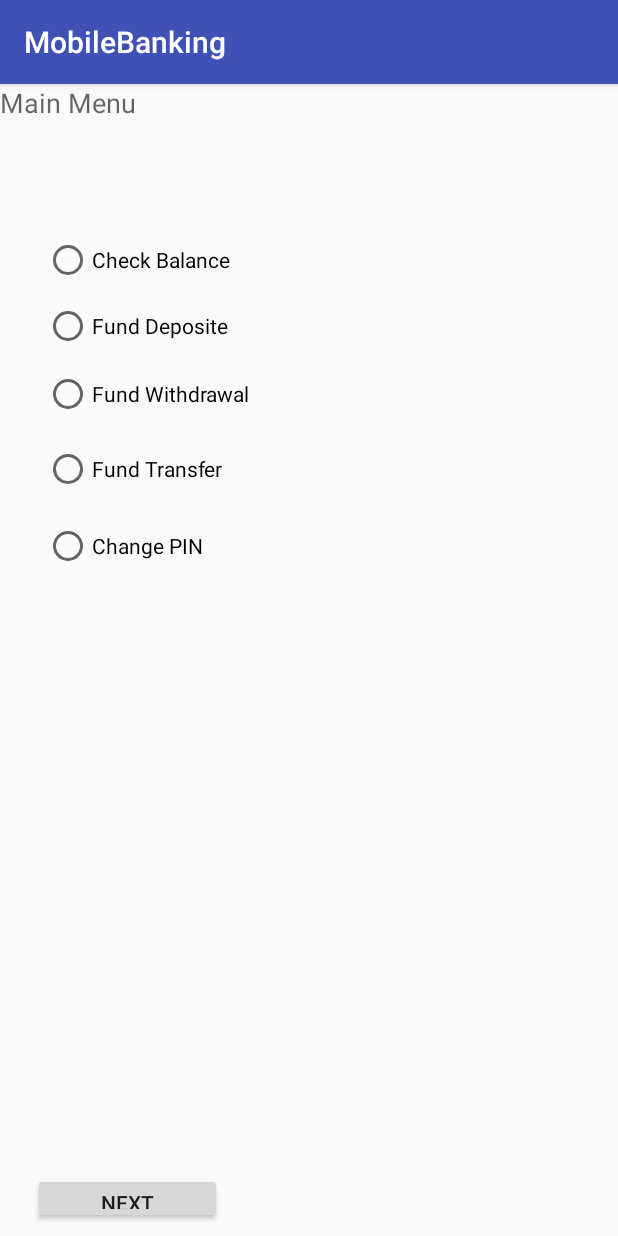
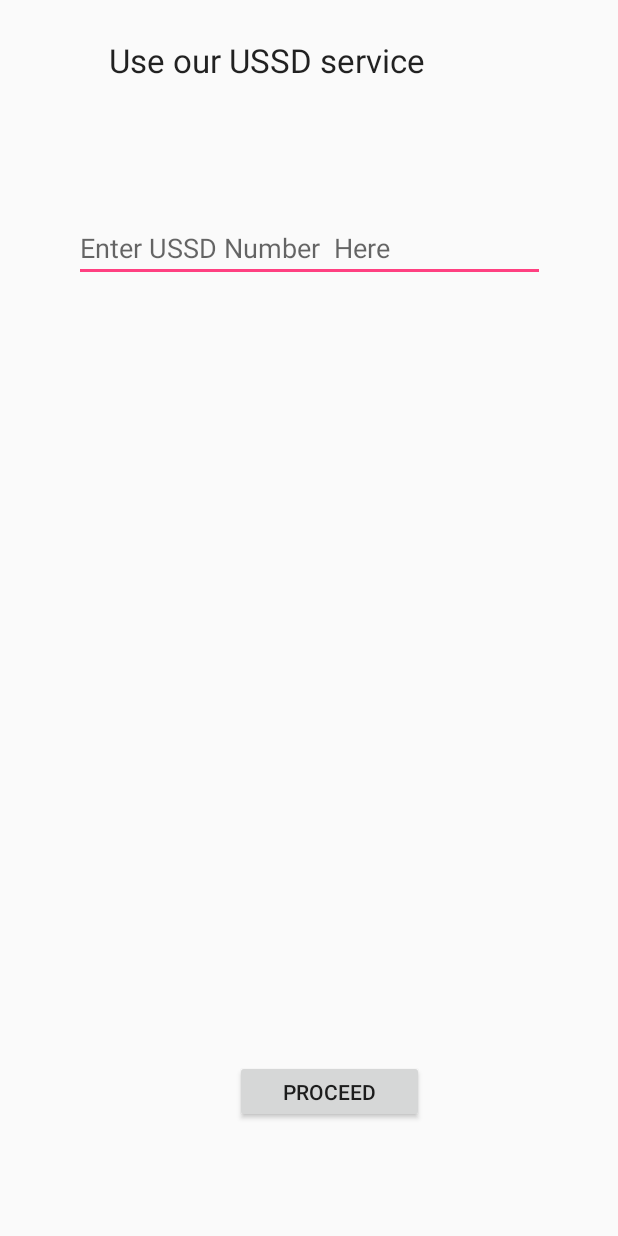
Before and after one commit to nahomwosenu/Mobile-Banking-Android-, an Android app: the screen it shows after launch (USSDMenu before the commit, USSDActivity after it), after a tap on "USSD Service", on a phone screen of 412 x 824 dp. Run offline under Robolectric (Android 15) with nearby library versions, the phone set to English and light mode, and no system bars.

Commit message:
Last commit

```diff
--- a/app/src/main/java/g4it/finalproject/mobilebanking/CheckBalance.java
+++ b/app/src/main/java/g4it/finalproject/mobilebanking/CheckBalance.java
@@ -7,6 +7,7 @@ import android.content.IntentFilter;
 import android.os.Bundle;
 import android.support.design.widget.FloatingActionButton;
 import android.support.design.widget.Snackbar;
+import android.support.v7.app.AlertDialog;
 import android.support.v7.app.AppCompatActivity;
 import android.support.v7.widget.Toolbar;
 import android.util.Log;
@@ -82,7 +83,10 @@ public class CheckBalance extends AppCompatActivity {
                   double amount=Double.parseDouble(result[1]);
 
                   view.setText("Your current balance is: "+amount);
-
+                  AlertDialog.Builder dialog=new AlertDialog.Builder(CheckBalance.this);
+                  dialog.setTitle("Balance Report");
+                  dialog.setMessage("Your current balance is: "+s);
+                  dialog.show();
               }
               else view.setText("Your balance couldn't be retrieved please check internet conectivity, \n"+s);
             }
--- a/app/src/main/java/g4it/finalproject/mobilebanking/FundTransfer.java
+++ b/app/src/main/java/g4it/finalproject/mobilebanking/FundTransfer.java
@@ -14,6 +14,7 @@ import android.support.v4.app.NotificationCompat;
 import android.support.v4.app.NotificationManagerCompat;
 import android.support.v7.app.AppCompatActivity;
 import android.support.v7.widget.Toolbar;
+import android.util.Log;
 import android.view.View;
 import android.widget.Button;
 import android.widget.EditText;
@@ -109,6 +110,7 @@ public class FundTransfer extends AppCompatActivity {
                     dialog.show();
                 }
                 else if(s.contains("error")){
+                    Log.d("APP","Returned: "+s);
                     Toast.makeText(FundTransfer.this,s,Toast.LENGTH_LONG).show();
                 }
                 else if(s.contains("true")){
--- a/app/src/main/java/g4it/finalproject/mobilebanking/MenuActivity.java
+++ b/app/src/main/java/g4it/finalproject/mobilebanking/MenuActivity.java
@@ -18,7 +18,7 @@ public class MenuActivity extends AppCompatActivity {
         btnUSSD.setOnClickListener(
                 new Button.OnClickListener() {
                     public void onClick(View view) {
-                        Intent intent = new Intent(MenuActivity.this, USSDMenu.class);
+                        Intent intent = new Intent(MenuActivity.this, USSDActivity.class);
                         startActivity(intent);
                         finish();
                     }
@@ -57,6 +57,6 @@ public class MenuActivity extends AppCompatActivity {
                     }
                 }
         );
-
+        dialog.show();
     }
 }
--- a/app/src/main/java/g4it/finalproject/mobilebanking/USSD.java
+++ b/app/src/main/java/g4it/finalproject/mobilebanking/USSD.java
@@ -8,7 +8,7 @@ public class USSD {
     static final String OPTION_WITHDRAW="3";
     static final String OPTION_TRANSFER="1";
     static final String OPTION_CHANGE_PIN="5";
-    static final String SERVER="http://10.0.3.2/mobilebanking";
+    static final String SERVER="http://192.168.43.254/mobilebanking";
     static Uri ussdToCallableUri(String ussd) {
         String uriString = "";
         if(!ussd.startsWith("tel:"))
--- a/app/src/main/java/g4it/finalproject/mobilebanking/USSDActivity.java
+++ b/app/src/main/java/g4it/finalproject/mobilebanking/USSDActivity.java
@@ -2,12 +2,35 @@ package g4it.finalproject.mobilebanking;
 
 import android.support.v7.app.AppCompatActivity;
 import android.os.Bundle;
+import android.view.View;
+import android.widget.*;
+import android.net.Uri;
+import android.content.Intent;
+public class USSDActivity extends AppCompatActivity {
 
-public class USSDActivity extends AppCompatActivity {
+    EditText etUSSD;
+    Button btnProceed;
 
     @Override
     protected void onCreate(Bundle savedInstanceState) {
         super.onCreate(savedInstanceState);
         setContentView(R.layout.activity_ussd);
+        etUSSD=(EditText)findViewById(R.id.etUSSD);
+        btnProceed=(Button)findViewById(R.id.btnProceed);
+        btnProceed.setOnClickListener(
+                new View.OnClickListener() {
+                    @Override
+                    public void onClick(View v) {
+                        String ussd=etUSSD.getText().toString();
+                        callUSSD(ussd);
+                    }
+                }
+        );
+    }
+    public void callUSSD(String number){
+        Uri uri=USSD.ussdToCallableUri(number);
+        Intent intent=new Intent(Intent.ACTION_CALL,uri);
+        startActivity(intent);
+
     }
 }
--- a/app/src/main/java/g4it/finalproject/mobilebanking/USSDMenu.java
+++ b/app/src/main/java/g4it/finalproject/mobilebanking/USSDMenu.java
@@ -52,4 +52,9 @@ public class USSDMenu extends AppCompatActivity {
         );
 
     }
+    @Override
+    public void onBackPressed(){
+        startActivity(new Intent(this,MenuActivity.class));
+        finish();
+    }
 }
--- a/app/src/main/res/layout/activity_login.xml
+++ b/app/src/main/res/layout/activity_login.xml
@@ -8,6 +8,7 @@
     android:paddingLeft="@dimen/activity_horizontal_margin"
     android:paddingRight="@dimen/activity_horizontal_margin"
     android:paddingTop="@dimen/activity_vertical_margin"
+    android:background="@color/colorAccent"
     tools:context="g4it.finalproject.mobilebanking.LoginActivity">
 
     <!-- Login progress -->
@@ -28,6 +29,7 @@
             android:id="@+id/email_login_form"
             android:layout_width="match_parent"
             android:layout_height="wrap_content"
+
             android:orientation="vertical">
 
             <android.support.design.widget.TextInputLayout
--- a/app/src/main/res/layout/activity_ussd.xml
+++ b/app/src/main/res/layout/activity_ussd.xml
@@ -6,4 +6,38 @@
     android:layout_height="match_parent"
     tools:context="g4it.finalproject.mobilebanking.USSDActivity">
 
+    <TextView
+        android:id="@+id/textView"
+        android:layout_width="269dp"
+        android:layout_height="37dp"
+        android:text="Use our USSD service "
+        android:textAppearance="@style/TextAppearance.AppCompat.Large"
+        android:layout_marginTop="25dp"
+        app:layout_constraintLeft_toLeftOf="parent"
+        app:layout_constraintTop_toTopOf="parent"
+        app:layout_constraintRight_toRightOf="parent"
+        android:layout_marginRight="8dp"
+        app:layout_constraintHorizontal_bias="0.542" />
+
+    <EditText
+        android:id="@+id/etUSSD"
+        android:layout_width="314dp"
+        android:layout_height="42dp"
+        android:ems="10"
+        android:hint="Enter USSD Number  Here"
+        android:inputType="phone"
+        app:layout_constraintLeft_toLeftOf="parent"
+        app:layout_constraintRight_toRightOf="parent"
+        android:layout_marginTop="83dp"
+        app:layout_constraintTop_toBottomOf="@+id/textView" />
+
+    <Button
+        android:id="@+id/btnProceed"
+        android:layout_width="126dp"
+        android:layout_height="42dp"
+        android:text="Proceed"
+        android:layout_marginRight="129dp"
+        app:layout_constraintRight_toRightOf="parent"
+        app:layout_constraintBottom_toBottomOf="parent"
+        android:layout_marginBottom="75dp" />
 </android.support.constraint.ConstraintLayout>
```
Also changed, not shown: app/src/main/AndroidManifest.xml (+6 -5 lines), app/src/main/java/g4it/finalproject/mobilebanking/LoginActivity.java (+7 -4 lines), gradle.properties (+10 -9 lines).
